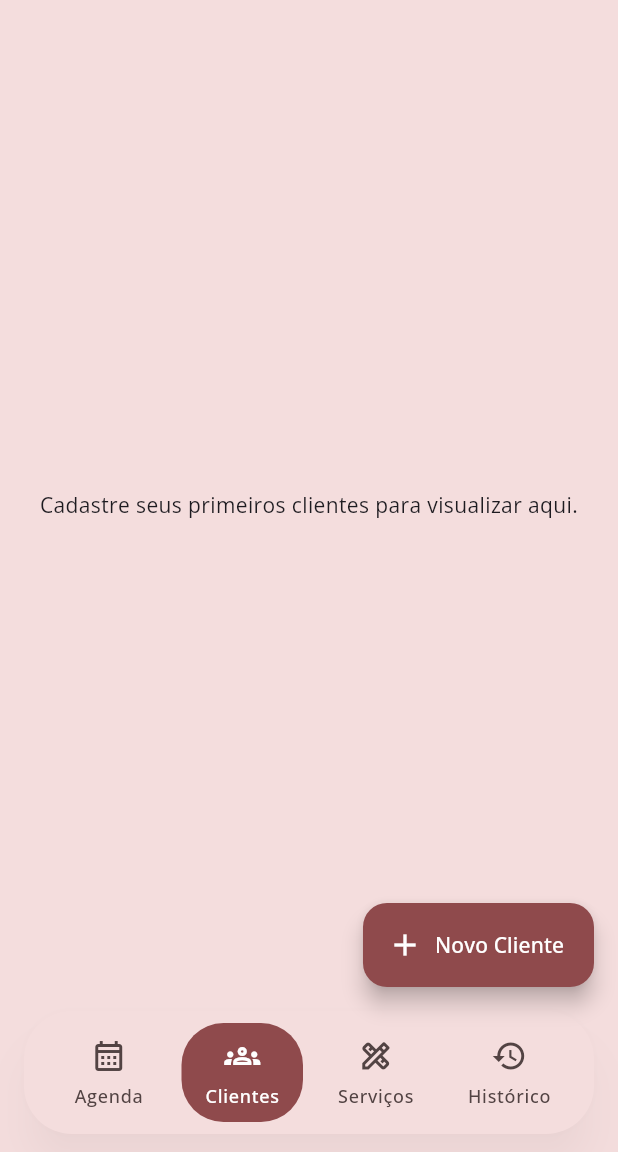
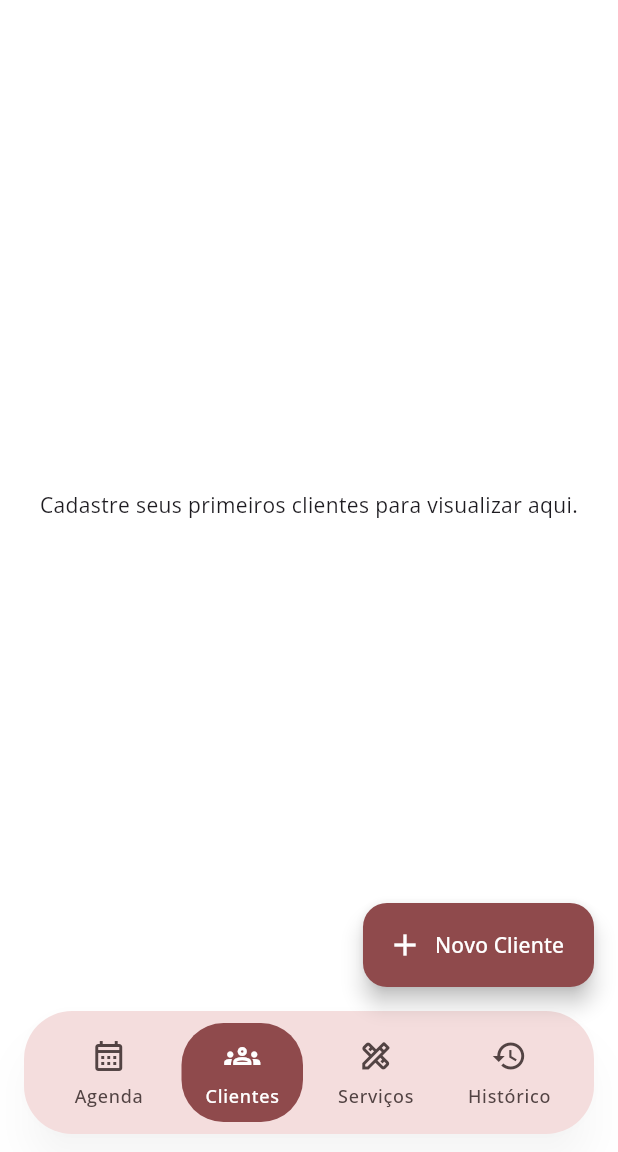
Before and after one commit to Gsaudx/app_agendamento_salao, a Flutter app: the ClientsScreen screen opened by its route, on a phone screen of 412 x 824 dp, the part 84-1236 px from its top. Run offline on Flutter 3.47's test engine with Material 3 defaults, Android fonts, the phone set to English and light mode, and no system bars; our stand-ins replace cloud_firestore, firebase_auth, firebase_core, google_fonts, google_sign_in, table_calendar and 1 more; accounts and stored records are empty.

Commit message:
refactor: Altera fundo das telas para branco

```diff
--- a/lib/app.dart
+++ b/lib/app.dart
@@ -82,7 +82,7 @@ class SalonSchedulerApp extends StatelessWidget {
       colorScheme: scheme,
       useMaterial3: true,
       textTheme: textTheme,
-      scaffoldBackgroundColor: scheme.surface,
+      scaffoldBackgroundColor: Colors.white,
       appBarTheme: AppBarTheme(
         backgroundColor: scheme.surface,
         foregroundColor: scheme.onSurface,
--- a/lib/screens/clients_screen.dart
+++ b/lib/screens/clients_screen.dart
@@ -18,7 +18,6 @@ class ClientsScreen extends StatelessWidget {
   Widget build(BuildContext context) {
     final clientesServico = DependenciasWidget.clientesDe(context);
     return Scaffold(
-      backgroundColor: Theme.of(context).colorScheme.surfaceVariant,
       appBar: const AppBarPadrao(),
       body: StreamBuilder<List<Cliente>>(
         stream: clientesServico.observarClientes(),
--- a/lib/screens/home_screen.dart
+++ b/lib/screens/home_screen.dart
@@ -90,7 +90,6 @@ class _HomeScreenState extends State<HomeScreen> {
     final tema = Theme.of(context);
 
     return Scaffold(
-      backgroundColor: tema.colorScheme.surfaceVariant,
       appBar: AppBarPadrao(
         onLogout: () => _sair(context),
       ),
--- a/lib/screens/services_screen.dart
+++ b/lib/screens/services_screen.dart
@@ -273,7 +273,6 @@ class ServicesScreen extends StatelessWidget {
     final formatadorMoeda = NumberFormat.simpleCurrency(locale: 'pt_BR');
 
     return Scaffold(
-      backgroundColor: Theme.of(context).colorScheme.surfaceVariant,
       appBar: const AppBarPadrao(),
       body: StreamBuilder<List<Servico>>(
         stream: servicosServico.observarServicos(),
```
